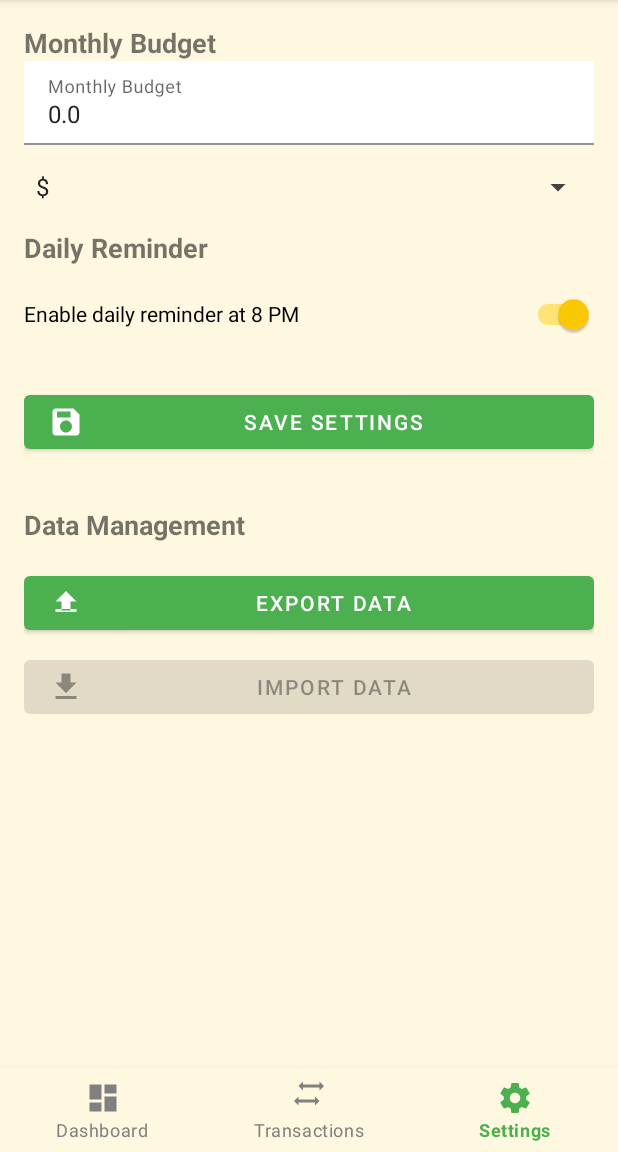
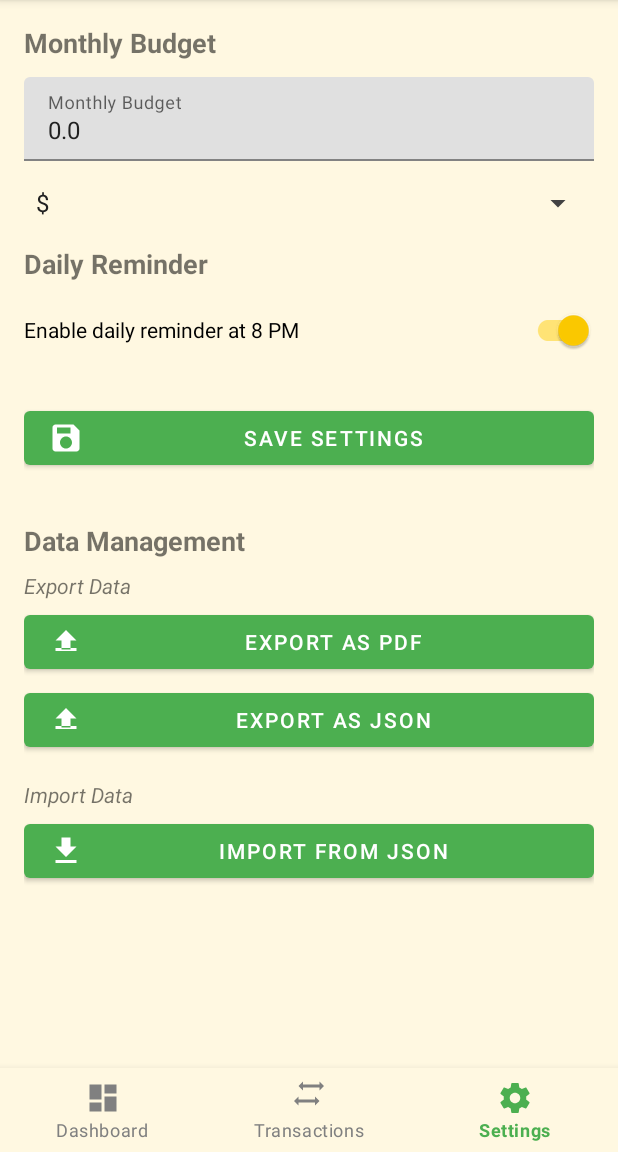
Before and after one commit to angeli-sliit/BudgetBee, an Android app: the screen it shows after launch (MainActivity), item 3 of the bottom bar chosen, on a phone screen of 412 x 824 dp, the part 84-1236 px from its top. Run offline under Robolectric (Android 15) with nearby library versions, the phone set to English and light mode, and no system bars; our stand-ins replace navigation-ui; libraries missing offline, so code that uses them is left out: com.github.mikephil.charting; 1 statement that could not run was skipped.

Commit message:
3nd branch in BudgetBee app

```diff
--- a/app/src/main/java/com/example/budgetbee/fragments/DashboardFragment.kt
+++ b/app/src/main/java/com/example/budgetbee/fragments/DashboardFragment.kt
@@ -99,11 +99,11 @@ class DashboardFragment : Fragment() {
             colors = listOf(
                 ContextCompat.getColor(requireContext(), R.color.primary),
                 ContextCompat.getColor(requireContext(), R.color.primary_dark),
-                ContextCompat.getColor(requireContext(), R.color.accent),
                 ContextCompat.getColor(requireContext(), R.color.secondary),
                 ContextCompat.getColor(requireContext(), R.color.button_color),
-                ContextCompat.getColor(requireContext(), R.color.income_color),
-                ContextCompat.getColor(requireContext(), R.color.expense_color)
+                ContextCompat.getColor(requireContext(), R.color.expense_color),
+                ContextCompat.getColor(requireContext(), R.color.accent),
+                ContextCompat.getColor(requireContext(), R.color.income_color)
             )
             valueTextColor = ContextCompat.getColor(requireContext(), R.color.white)
             valueTextSize = 12f
--- a/app/src/main/java/com/example/budgetbee/utils/NotificationHelper.kt
+++ b/app/src/main/java/com/example/budgetbee/utils/NotificationHelper.kt
@@ -23,6 +23,9 @@ object NotificationHelper {
     private const val EXPORT_CHANNEL_ID = "export_channel"
     private const val EXPORT_SUCCESS_ID = 1004
     private const val BUDGET_UPDATE_ID = 1005
+    private const val IMPORT_CHANNEL_ID = "import_channel"
+    private const val IMPORT_SUCCESS_ID = 1006
+    private const val IMPORT_FAILURE_ID = 1007
 
     fun createNotificationChannel(context: Context) {
         if (Build.VERSION.SDK_INT >= Build.VERSION_CODES.O) {
@@ -82,12 +85,29 @@ object NotificationHelper {
                 enableLights(true)
                 lightColor = Color.GREEN
             }
-
+            val importChannel = NotificationChannel(
+                IMPORT_CHANNEL_ID,
+                "Imports",
+                NotificationManager.IMPORTANCE_HIGH
+            ).apply {
+                description = "Import status notifications"
+                enableVibration(true)
+                vibrationPattern = longArrayOf(500, 500, 500)
+                setSound(
+                    RingtoneManager.getDefaultUri(RingtoneManager.TYPE_NOTIFICATION),
+                    AudioAttributes.Builder()
+                        .setUsage(AudioAttributes.USAGE_NOTIFICATION)
+                        .build()
+                )
+                enableLights(true)
+                lightColor = Color.YELLOW
+            }
 
             val notificationManager = context.getSystemService(NotificationManager::class.java)
             notificationManager.createNotificationChannel(budgetChannel)
             notificationManager.createNotificationChannel(reminderChannel)
             notificationManager.createNotificationChannel(exportChannel)
+            notificationManager.createNotificationChannel(importChannel)
         }
     }
 
@@ -180,7 +200,51 @@ object NotificationHelper {
             progress < 50 -> prefs.edit().putInt("lastBudgetNotif", 0).apply()
         }
     }
-    fun showExportSuccess(context: Context) {
+    // Add these new methods for Import/Export notifications
+    fun showImportSuccess(context: Context, count: Int) {
+        val intent = Intent(context, MainActivity::class.java).apply {
+            flags = Intent.FLAG_ACTIVITY_NEW_TASK or Intent.FLAG_ACTIVITY_CLEAR_TASK
+        }
+
+        val pendingIntent = PendingIntent.getActivity(
+            context,
+            0,
+            intent,
+            PendingIntent.FLAG_IMMUTABLE or PendingIntent.FLAG_UPDATE_CURRENT
+        )
+
+        val notification = NotificationCompat.Builder(context, IMPORT_CHANNEL_ID)
+            .setSmallIcon(R.drawable.ic_notification)
+            .setContentTitle(context.getString(R.string.import_success))
+            .setContentText("$count ${context.getString(R.string.transactions_imported)}")
+            .setPriority(NotificationCompat.PRIORITY_HIGH)
+            .setContentIntent(pendingIntent)
+            .setAutoCancel(true)
+            .setVibrate(longArrayOf(500, 500, 500))
+            .setLights(Color.YELLOW, 1000, 1000)
+            .build()
+
+        (context.getSystemService(Context.NOTIFICATION_SERVICE) as NotificationManager)
+            .notify(IMPORT_SUCCESS_ID, notification)
+    }
+
+    fun showImportFailure(context: Context, error: String? = null) {
+        val notification = NotificationCompat.Builder(context, IMPORT_CHANNEL_ID)
+            .setSmallIcon(R.drawable.ic_notification)
+            .setContentTitle(context.getString(R.string.import_failed))
+            .setContentText(error ?: context.getString(R.string.default_import_error))
+            .setPriority(NotificationCompat.PRIORITY_HIGH)
+            .setAutoCancel(true)
+            .setVibrate(longArrayOf(1000, 1000))
+            .setLights(Color.RED, 1000, 1000)
+            .build()
+
+        (context.getSystemService(Context.NOTIFICATION_SERVICE) as NotificationManager)
+            .notify(IMPORT_FAILURE_ID, notification)
+    }
+
+    // Update existing export methods
+    fun showExportSuccess(context: Context, type: String) {
         val intent = Intent(context, MainActivity::class.java).apply {
             flags = Intent.FLAG_ACTIVITY_NEW_TASK or Intent.FLAG_ACTIVITY_CLEAR_TASK
         }
@@ -194,8 +258,8 @@ object NotificationHelper {
 
         val notification = NotificationCompat.Builder(context, EXPORT_CHANNEL_ID)
             .setSmallIcon(R.drawable.ic_notification)
-            .setContentTitle("Export Successful")
-            .setContentText("PDF report saved to Downloads")
+            .setContentTitle(context.getString(R.string.export_success))
+            .setContentText("${type.uppercase()} ${context.getString(R.string.export_completed)}")
             .setPriority(NotificationCompat.PRIORITY_HIGH)
             .setContentIntent(pendingIntent)
             .setAutoCancel(true)
@@ -205,11 +269,11 @@ object NotificationHelper {
             .notify(EXPORT_SUCCESS_ID, notification)
     }
 
-    fun showExportFailure(context: Context) {
+    fun showExportFailure(context: Context, type: String) {
         val notification = NotificationCompat.Builder(context, EXPORT_CHANNEL_ID)
             .setSmallIcon(R.drawable.ic_notification)
-            .setContentTitle("Export Failed")
-            .setContentText("Failed to generate PDF report")
+            .setContentTitle(context.getString(R.string.export_failed))
+            .setContentText("${type.uppercase()} ${context.getString(R.string.export_failed_message)}")
             .setPriority(NotificationCompat.PRIORITY_HIGH)
             .setAutoCancel(true)
             .build()
--- a/app/src/main/res/layout/fragment_settings.xml
+++ b/app/src/main/res/layout/fragment_settings.xml
@@ -3,7 +3,8 @@
     xmlns:app="http://schemas.android.com/apk/res-auto"
     android:layout_width="match_parent"
     android:layout_height="match_parent"
-    android:padding="16dp">
+    android:padding="16dp"
+    android:fillViewport="true">
 
     <LinearLayout
         android:layout_width="match_parent"
@@ -13,10 +14,10 @@
         <!-- Budget -->
         <TextView
             android:layout_width="wrap_content"
-            android:layout_height="wrap_content"
+            android:layout_height="35dp"
             android:text="Monthly Budget"
             android:textSize="18sp"
-            android:textStyle="bold"/>
+            android:textStyle="bold" />
 
         <com.google.android.material.textfield.TextInputLayout
             android:layout_width="match_parent"
@@ -27,7 +28,6 @@
                 android:id="@+id/etBudget"
                 android:layout_width="match_parent"
                 android:layout_height="wrap_content"
-                android:background="@color/white"
                 android:inputType="numberDecimal" />
         </com.google.android.material.textfield.TextInputLayout>
 
@@ -69,9 +69,9 @@
             android:layout_marginTop="24dp"
             android:text="Save Settings"
             app:icon="@drawable/ic_save"
-            app:iconGravity="start"/>
+            app:iconGravity="start" />
 
-        <!-- Export/Import Section -->
+        <!-- Data Management Section -->
         <TextView
             android:layout_width="wrap_content"
             android:layout_height="wrap_content"
@@ -80,22 +80,48 @@
             android:textSize="18sp"
             android:textStyle="bold"/>
 
+        <!-- Export Section -->
+        <TextView
+            android:layout_width="wrap_content"
+            android:layout_height="wrap_content"
+            android:layout_marginTop="8dp"
+            android:text="Export Data"
+            android:textStyle="italic"/>
+
         <com.google.android.material.button.MaterialButton
             android:id="@+id/btnExportPdf"
             android:layout_width="match_parent"
             android:layout_height="wrap_content"
-            android:layout_marginTop="16dp"
-            android:text="Export Data"
+            android:layout_marginTop="4dp"
+            android:text="Export as PDF"
             app:icon="@drawable/ic_export"
             app:iconGravity="start"/>
 
         <com.google.android.material.button.MaterialButton
-            android:id="@+id/btnImport"
+            android:id="@+id/btnExportJson"
             android:layout_width="match_parent"
             android:layout_height="wrap_content"
-            android:layout_marginTop="8dp"
+            android:layout_marginTop="4dp"
+            android:text="Export as JSON"
+            app:icon="@drawable/ic_export"
+            app:iconGravity="start"/>
+
+        <!-- Import Section -->
+        <TextView
+            android:layout_width="wrap_content"
+            android:layout_height="wrap_content"
+            android:layout_marginTop="16dp"
             android:text="Import Data"
+            android:textStyle="italic"/>
+
+        <com.google.android.material.button.MaterialButton
+            android:id="@+id/btnImportJson"
+            android:layout_width="match_parent"
+            android:layout_height="wrap_content"
+            android:layout_marginTop="4dp"
+            android:text="Import from JSON"
             app:icon="@drawable/ic_import"
             app:iconGravity="start"/>
+
     </LinearLayout>
 </ScrollView>
--- a/app/src/main/res/values/colors.xml
+++ b/app/src/main/res/values/colors.xml
@@ -6,27 +6,25 @@
     <color name="gray">#808080</color>
 
     <!-- BudgetBee Theme -->
-    <color name="primary">#4CAF50</color> <!-- Money green -->
-    <color name="primary_dark">#2E7D32</color> <!-- Deeper finance green -->
-    <color name="accent">#FFCC00</color> <!-- Honey Yellow -->
-    <color name="secondary">#FFC107</color> <!-- Amber for buttons -->
-    <color name="background">#FFF8E1</color> <!-- Light Beige -->
-    <color name="text_primary">#212121</color> <!-- Charcoal -->
+    <color name="primary">#4CAF50</color>
+    <color name="primary_dark">#2E7D32</color>
+    <color name="accent">#FFCC00</color>
+    <color name="secondary">#FFC107</color>
+    <color name="background">#FFF8E1</color>
+    <color name="text_primary">#212121</color>
     <color name="text_secondary">#424242</color>
 
     <!-- Income & Expense -->
     <color name="income_color">#4CAF50</color>
     <color name="expense_color">#F44336</color>
+    <color name="income_background">#E8F5E9</color>
+    <color name="expense_background">#FFEBEE</color>
 
-    <!-- Optional UI Colors -->
-    <color name="button_color">#009688</color> <!-- Teal action -->
+
+    <color name="button_color">#009688</color>
     <color name="card_bg">#FFFFFF</color>
 
 
 
 
-
-    <color name="income_background">#E8F5E9</color>
-    <color name="expense_background">#FFEBEE</color>
-
 </resources>
--- a/app/src/main/res/values/strings.xml
+++ b/app/src/main/res/values/strings.xml
@@ -1,20 +1,22 @@
 <resources>
     <string name="app_name">BudgetBee</string>
-
-    <!-- Navigation -->
     <string name="title_dashboard">Dashboard</string>
     <string name="title_transactions">Transactions</string>
     <string name="title_settings">Settings</string>
-
-    <!-- Transaction Form -->
     <string name="hint_title">Title</string>
     <string name="hint_amount">Amount</string>
     <string name="hint_date">Date</string>
     <string name="income">Income</string>
     <string name="expense">Expense</string>
     <string name="save">Save</string>
-
-    <!-- Settings -->
+    <string name="add_transaction">Add Transaction</string>
+    <string name="title">Title</string>
+    <string name="amount">Amount</string>
+    <string name="date">Date</string>
+    <string name="category">Category</string>
+    <string name="transaction_type">Transaction Type</string>
+    <string name="currency_symbol">$</string>
+    <string name="app_logo" />
     <string name="monthly_budget">Monthly Budget</string>
     <string name="select_currency">Select Currency</string>
     <string name="save_settings">Save Settings</string>
@@ -28,7 +30,16 @@
     <string name="budget_exceeded">You\'ve exceeded your budget!</string>
     <string name="budgetbee">BudgetBee</string>
     <string name="save_transaction">Save Transaction</string>
-    <!-- Categories -->
+    <string name="import_success">Import Successful</string>
+    <string name="transactions_imported">transactions imported</string>
+    <string name="import_failed">Import Failed</string>
+    <string name="default_import_error">Failed to import data</string>
+    <string name="export_success">Export Successful</string>
+    <string name="export_completed">export completed</string>
+    <string name="export_failed">Export Failed</string>
+    <string name="export_failed_message">export failed</string>
+
+
     <string-array name="categories">
         <item>Food</item>
         <item>Transport</item>
@@ -37,7 +48,6 @@
         <item>Other</item>
     </string-array>
 
-    <!-- Currencies -->
     <string-array name="currencies">
         <item>$</item>
         <item>€</item>
@@ -47,16 +57,4 @@
         <item>LKR</item>
     </string-array>
 
-
-
-
-
-    <string name="add_transaction">Add Transaction</string>
-    <string name="title">Title</string>
-    <string name="amount">Amount</string>
-    <string name="date">Date</string>
-    <string name="category">Category</string>
-    <string name="transaction_type">Transaction Type</string>
-    <string name="currency_symbol">$</string>
-    <string name="app_logo" />
 </resources>
```
Also changed, not shown: app/src/main/java/com/example/budgetbee/fragments/SettingsFragment.kt (+148 -60 lines), app/src/main/java/com/example/budgetbee/utils/FileHelper.kt (+26 -19 lines).
